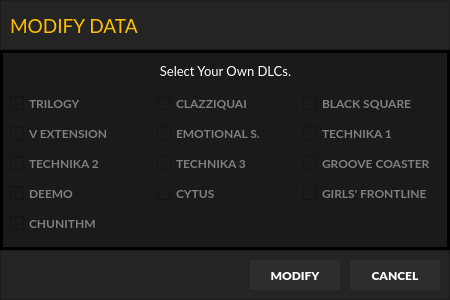
Above: modify_data_ui.ui from wowvv0w/djmax-random-selector before the change. Below: the same form after it.
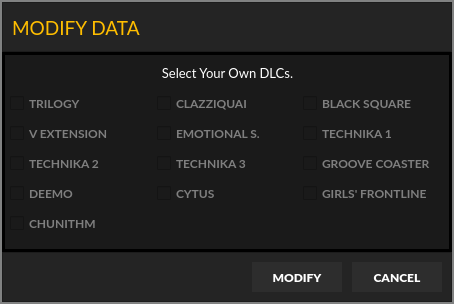
That is the form after the change.

Commit message: ui designing 5, input delay add again

The edit to the form file:
```diff
--- a/modify_data_ui.ui
+++ b/modify_data_ui.ui
@@ -6,20 +6,20 @@
    <rect>
     <x>0</x>
     <y>0</y>
-    <width>450</width>
-    <height>300</height>
+    <width>454</width>
+    <height>304</height>
    </rect>
   </property>
   <property name="minimumSize">
    <size>
-    <width>450</width>
-    <height>300</height>
+    <width>454</width>
+    <height>304</height>
    </size>
   </property>
   <property name="maximumSize">
    <size>
-    <width>450</width>
-    <height>300</height>
+    <width>454</width>
+    <height>304</height>
    </size>
   </property>
   <property name="windowTitle">
@@ -346,8 +346,8 @@
   <widget class="QFrame" name="frame">
    <property name="geometry">
     <rect>
-     <x>0</x>
-     <y>0</y>
+     <x>2</x>
+     <y>2</y>
      <width>450</width>
      <height>50</height>
     </rect>
@@ -392,8 +392,8 @@
   <widget class="QFrame" name="frame_2">
    <property name="geometry">
     <rect>
-     <x>0</x>
-     <y>250</y>
+     <x>2</x>
+     <y>252</y>
      <width>450</width>
      <height>50</height>
     </rect>
@@ -459,8 +459,8 @@
   <widget class="QLabel" name="label_2">
    <property name="geometry">
     <rect>
-     <x>10</x>
-     <y>60</y>
+     <x>12</x>
+     <y>62</y>
      <width>431</width>
      <height>21</height>
     </rect>
@@ -484,8 +484,8 @@
   <widget class="QFrame" name="frame_3">
    <property name="geometry">
     <rect>
-     <x>0</x>
-     <y>50</y>
+     <x>2</x>
+     <y>52</y>
      <width>450</width>
      <height>200</height>
     </rect>
@@ -501,6 +501,27 @@
     <enum>QFrame::Raised</enum>
    </property>
   </widget>
+  <widget class="QFrame" name="frame_4">
+   <property name="geometry">
+    <rect>
+     <x>0</x>
+     <y>0</y>
+     <width>454</width>
+     <height>304</height>
+    </rect>
+   </property>
+   <property name="styleSheet">
+    <string notr="true">background:transparent;
+border: 2px solid #818282</string>
+   </property>
+   <property name="frameShape">
+    <enum>QFrame::StyledPanel</enum>
+   </property>
+   <property name="frameShadow">
+    <enum>QFrame::Raised</enum>
+   </property>
+  </widget>
+  <zorder>frame_4</zorder>
   <zorder>frame_3</zorder>
   <zorder>frame_2</zorder>
   <zorder>gridLayoutWidget</zorder>
```
The commit also changes 2 other files.
